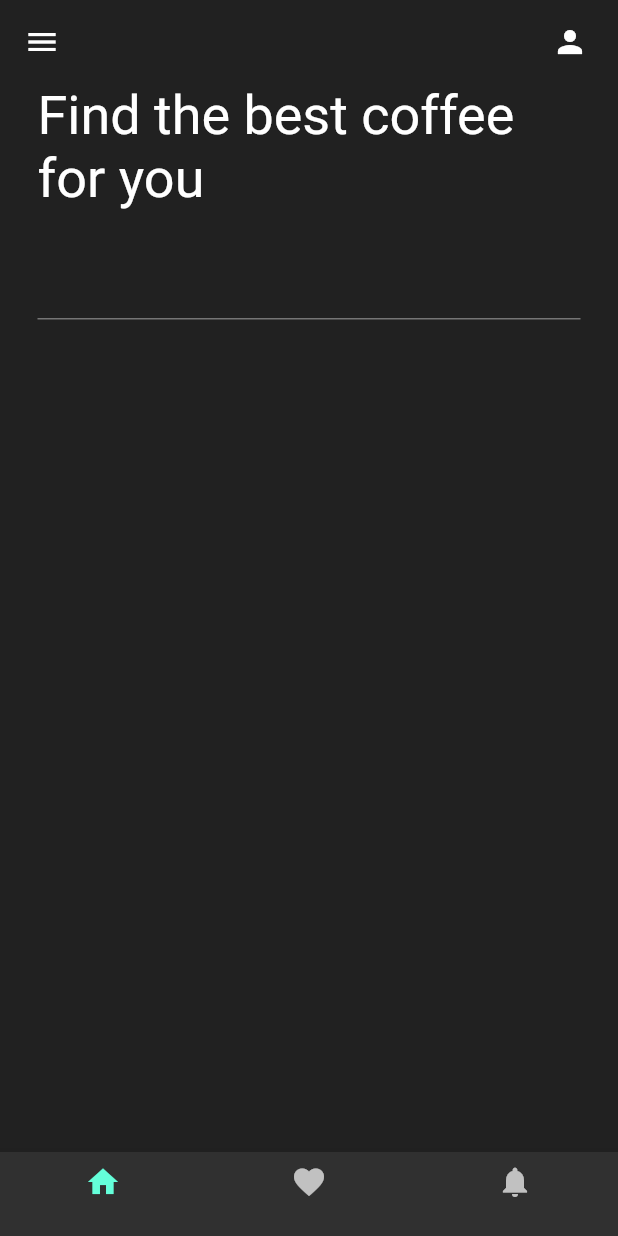
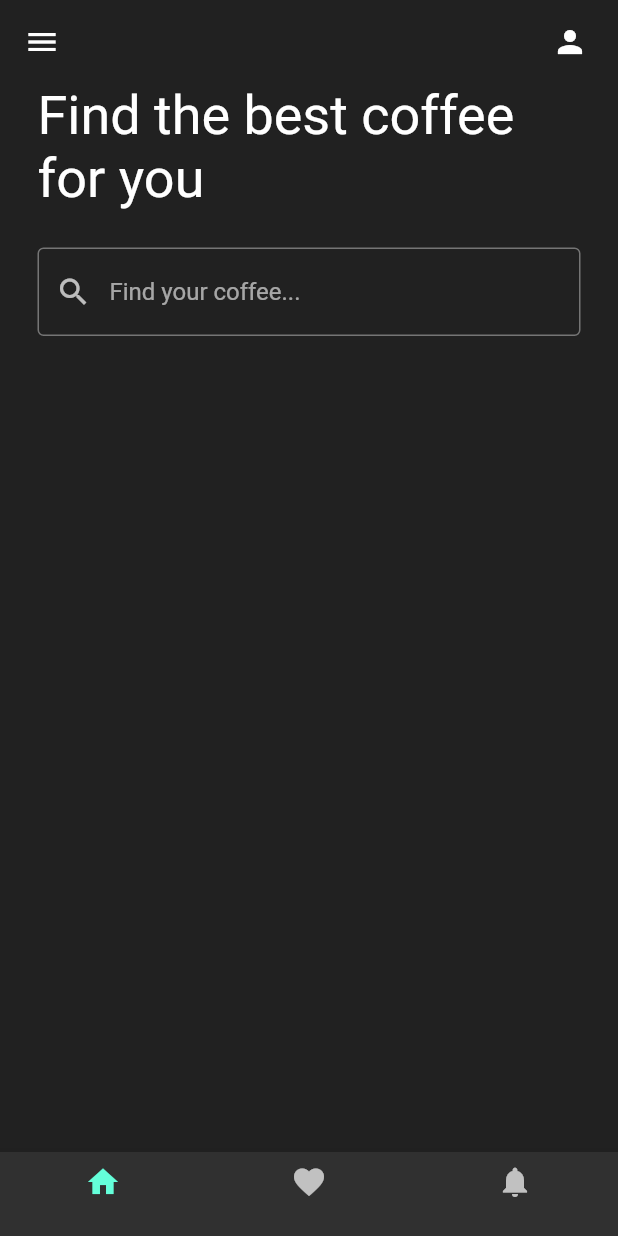
Before and after one commit to Mohamed-Aziz-Mhadhbi/CoffeeShop, a Flutter app: the screen it shows after launch, on a phone screen of 412 x 824 dp. Run offline on Flutter 3.47's test engine with Material 2 defaults, Android fonts, the phone set to English and light mode, and no system bars.

Commit message:
finishing with searchBar

```diff
--- a/lib/pages/home_page.dart
+++ b/lib/pages/home_page.dart
@@ -40,13 +40,24 @@ class _HomePageState extends State<HomePage> {
               style: TextStyle(fontSize: 36),
             ),
           ),
-          SizedBox(height: 25,),
+          SizedBox(
+            height: 25,
+          ),
 
           // Search Bar
           Padding(
             padding: const EdgeInsets.symmetric(horizontal: 25.0),
             child: TextField(
-
+              decoration: InputDecoration(
+                prefixIcon: Icon(Icons.search),
+                hintText: "Find your coffee...",
+                focusedBorder: OutlineInputBorder(
+                  borderSide: BorderSide(color: Colors.grey.shade600),
+                ),
+                enabledBorder: OutlineInputBorder(
+                  borderSide: BorderSide(color: Colors.grey.shade600),
+                ),
+              ),
             ),
           )
 
```
